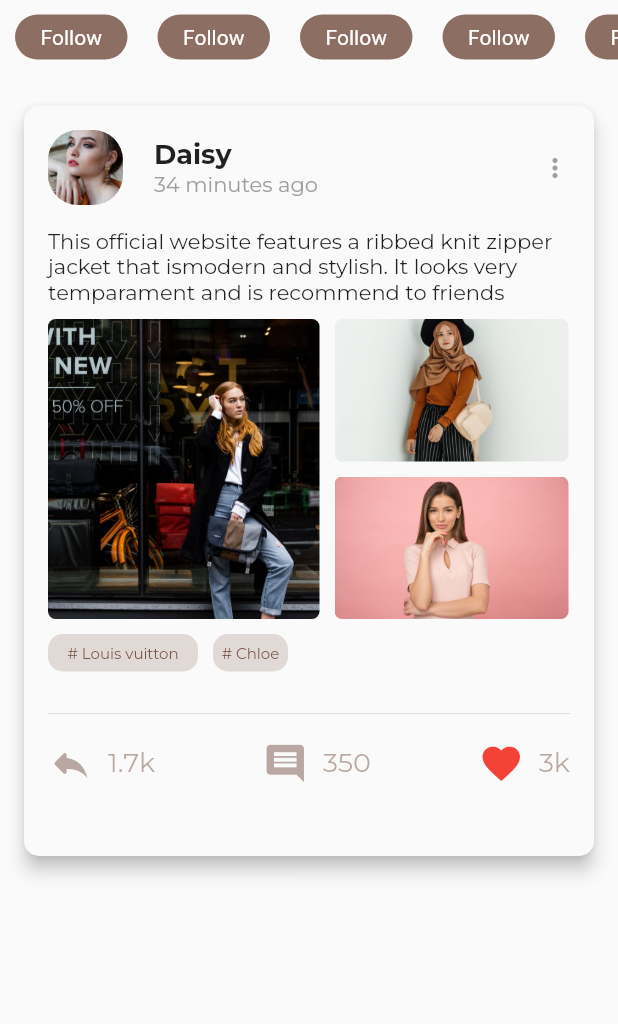
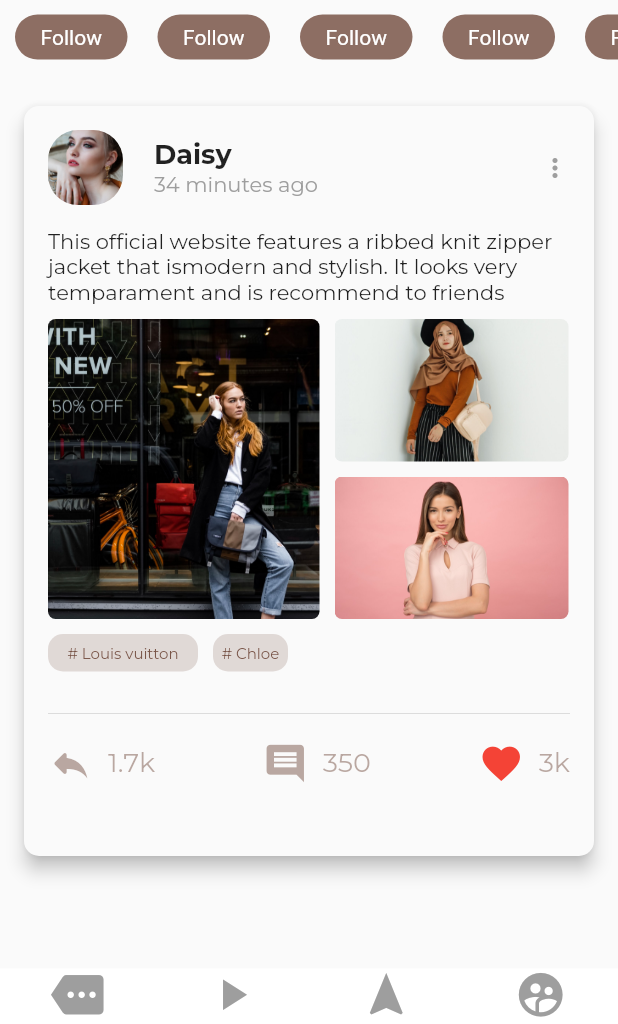
Before and after one commit to orhaninac/moda_app, a Flutter app: the screen it shows after launch, on a phone screen of 412 x 824 dp, the part 212-1236 px from its top. Run offline on Flutter 3.47's test engine with Material 2 defaults, Android fonts, the phone set to English and light mode, and no system bars.

Commit message:
application complated

```diff
--- a/lib/main_page.dart
+++ b/lib/main_page.dart
@@ -1,14 +1,61 @@
 import 'package:flutter/material.dart';
+
+import 'details.dart';
 
 class AnaSayfa extends StatefulWidget {
   @override
   _AnaSayfaState createState() => _AnaSayfaState();
 }
 
-class _AnaSayfaState extends State<AnaSayfa> {
+class _AnaSayfaState extends State<AnaSayfa>
+    with SingleTickerProviderStateMixin {
+  TabController tabController;
+
+  @override
+  void initState() {
+    // TODO: implement initState
+    super.initState();
+    tabController = TabController(length: 4, vsync: this);
+  }
+
+  @override
+  void dispose() {
+    // TODO: implement dispose
+    tabController.dispose();
+    super.dispose();
+  }
+
   @override
   Widget build(BuildContext context) {
     return Scaffold(
+      bottomNavigationBar: Material(
+        color: Colors.white,
+        child: TabBar(
+            indicatorColor: Colors.transparent,
+            controller: tabController,
+            tabs: [
+              Icon(
+                Icons.more,
+                color: Colors.grey,
+                size: 35,
+              ),
+              Icon(
+                Icons.play_arrow,
+                color: Colors.grey,
+                size: 35,
+              ),
+              Icon(
+                Icons.navigation,
+                color: Colors.grey,
+                size: 35,
+              ),
+              Icon(
+                Icons.supervised_user_circle,
+                color: Colors.grey,
+                size: 35,
+              ),
+            ]),
+      ),
       appBar: AppBar(
         backgroundColor: Colors.transparent,
         elevation: 0,
@@ -108,7 +155,10 @@ class _AnaSayfaState extends State<AnaSayfa> {
                           width: 10,
                         ),
                         Container(
-                          width: MediaQuery.of(context).size.width - 160,
+                          width: MediaQuery
+                              .of(context)
+                              .size
+                              .width - 160,
                           child: Column(
                             crossAxisAlignment: CrossAxisAlignment.start,
                             children: [
@@ -147,14 +197,29 @@ class _AnaSayfaState extends State<AnaSayfa> {
                     ),
                     Row(
                       children: [
-                        Container(
+                        InkWell(
+                          onTap: () {
+                            Navigator
+                                .of(context)
+                                .push(
+                                MaterialPageRoute(
+                                    builder: (context) => DetailsPage(imgPath:"assets/modelgrid1.jpeg")));
+                            },
+                          child: Hero(
+                            tag: "assets/modelgrid1.jpeg",
+                            child: Container(
                               height: 200,
-                          width: (MediaQuery.of(context).size.width - 50) / 2,
+                              width: (MediaQuery
+                                  .of(context)
+                                  .size
+                                  .width - 50) / 2,
                               decoration: BoxDecoration(
                                   borderRadius: BorderRadius.circular(5),
                                   image: DecorationImage(
                                       image: AssetImage("assets/modelgrid1.jpeg"),
                                       fit: BoxFit.cover)),
+                            ),
+                          ),
                         ),
                         SizedBox(
                           width: 10,
@@ -162,10 +227,23 @@ class _AnaSayfaState extends State<AnaSayfa> {
                         Column(
                           mainAxisAlignment: MainAxisAlignment.start,
                           children: [
-                            Container(
+                            InkWell(
+                              onTap: () {
+                                Navigator
+                                    .of(context)
+                                    .push(
+                                    MaterialPageRoute(
+                                        builder: (context) => DetailsPage(imgPath:"assets/modelgrid2.jpeg")));
+                              },
+                              child: Hero(
+                                tag: "assets/modelgrid2.jpeg",
+                                child: Container(
                                   height: 95,
                                   width:
-                                  (MediaQuery.of(context).size.width - 100) / 2,
+                                  (MediaQuery
+                                      .of(context)
+                                      .size
+                                      .width - 100) / 2,
                                   decoration: BoxDecoration(
                                       borderRadius: BorderRadius.circular(5),
                                       image: DecorationImage(
@@ -173,19 +251,36 @@ class _AnaSayfaState extends State<AnaSayfa> {
                                           AssetImage("assets/modelgrid2.jpeg"),
                                           fit: BoxFit.cover)),
                                 ),
+                              ),
+                            ),
                             SizedBox(
                               height: 10,
                             ),
-                            Container(
+                            InkWell(
+                              onTap: () {
+                                Navigator
+                                    .of(context)
+                                    .push(
+                                    MaterialPageRoute(
+                                        builder: (context) => DetailsPage(imgPath:"assets/modelgrid3.jpeg")));
+                              },
+                              child: Hero(
+                                tag: "assets/modelgrid3.jpeg",
+                                child: Container(
                                   height: 95,
                                   width:
-                                  (MediaQuery.of(context).size.width - 100) / 2,
+                                  (MediaQuery
+                                      .of(context)
+                                      .size
+                                      .width - 100) / 2,
                                   decoration: BoxDecoration(
                                       borderRadius: BorderRadius.circular(5),
                                       image: DecorationImage(
                                           image:
                                           AssetImage("assets/modelgrid3.jpeg"),
                                           fit: BoxFit.cover)),
+                                ),
+                              ),
                             ),
                           ],
                         )
```
Also changed, not shown: lib/details.dart (added, +130 -0 lines), 1 other file. Lines whose indentation alone changed are shown as unchanged.
